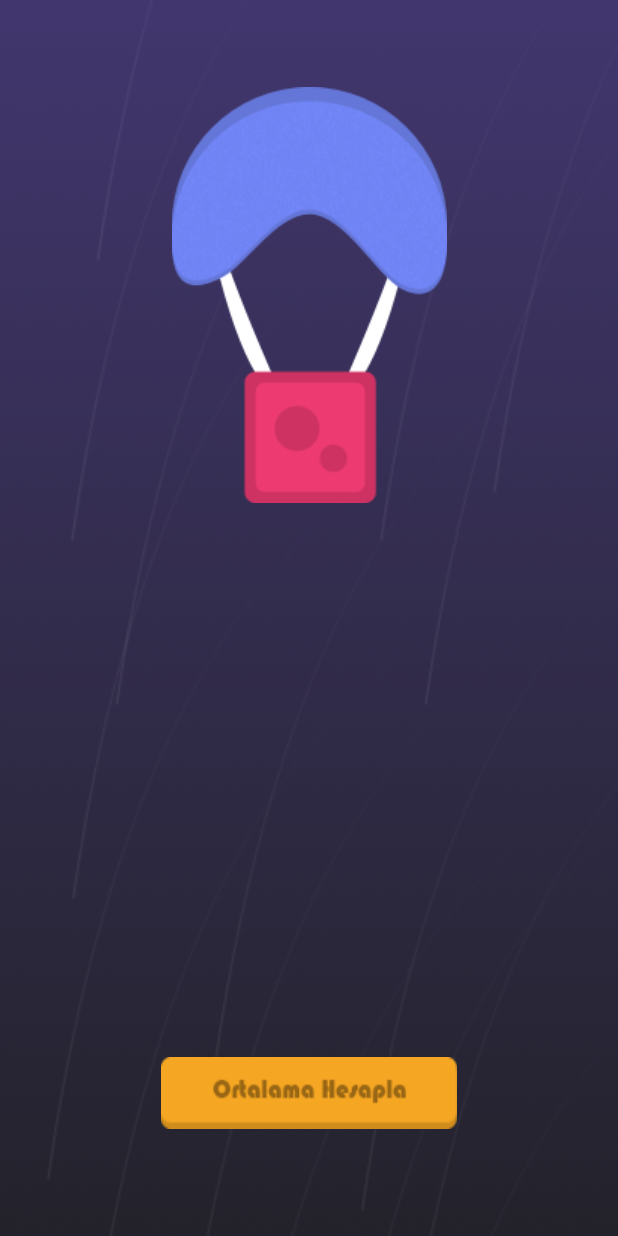
After one commit to emrealtunbilek/ortalamahesapla, an Android app: the layout activity_splash.xml on its own in the app's theme, with its tools: preview values and no code run, on a phone screen of 412 x 824 dp. The commit adds this screen. Run offline under Robolectric (Android 15) with nearby library versions, the phone set to English and light mode, and no system bars.

Commit message:
9 splash ekran oluşturuldu ve de animasyonlar eklendi

```diff
--- a/app/src/main/AndroidManifest.xml
+++ b/app/src/main/AndroidManifest.xml
@@ -9,12 +9,14 @@
         android:roundIcon="@mipmap/ic_launcher_round"
         android:supportsRtl="true"
         android:theme="@style/AppTheme">
-        <activity android:name=".MainActivity">
+        <activity android:name=".MainActivity"></activity>
+        <activity android:name=".ActivitySplash">
+
             <intent-filter>
                 <action android:name="android.intent.action.MAIN" />
-
                 <category android:name="android.intent.category.LAUNCHER" />
             </intent-filter>
+
         </activity>
     </application>
 
--- /dev/null
+++ b/app/src/main/java/com/emrealtunbilek/ortalamahesapla/Dersler.kt
@@ -0,0 +1,6 @@
+package com.emrealtunbilek.ortalamahesapla
+
+/**
+ * Created by Emre on 16.12.2017.
+ */
+data class Dersler(var dersAdi:String, var dersKredi:String, var dersHarfNot : String) {}
--- /dev/null
+++ b/app/src/main/res/anim/asagidangelenbuton.xml
@@ -0,0 +1,6 @@
+<?xml version="1.0" encoding="utf-8"?>
+<set xmlns:android="http://schemas.android.com/apk/res/android">
+
+    <translate android:fromYDelta="100%p" android:toYDelta="0%p" android:duration="2000"></translate>
+
+</set>
--- /dev/null
+++ b/app/src/main/res/anim/yukaridangelenbalon.xml
@@ -0,0 +1,6 @@
+<?xml version="1.0" encoding="utf-8"?>
+<set xmlns:android="http://schemas.android.com/apk/res/android">
+
+    <translate android:toYDelta="0%p" android:fromYDelta="-100%p" android:duration="2000"></translate>
+
+</set>
--- /dev/null
+++ b/app/src/main/res/layout/activity_splash.xml
@@ -0,0 +1,28 @@
+<?xml version="1.0" encoding="utf-8"?>
+<android.support.constraint.ConstraintLayout xmlns:android="http://schemas.android.com/apk/res/android"
+    xmlns:app="http://schemas.android.com/apk/res-auto"
+    xmlns:tools="http://schemas.android.com/tools"
+    android:layout_width="match_parent"
+    android:layout_height="match_parent"
+    android:background="@drawable/bg">
+
+    <ImageView
+        android:id="@+id/imgBalon"
+        android:layout_width="wrap_content"
+        android:layout_height="wrap_content"
+        android:layout_marginTop="58dp"
+        app:layout_constraintEnd_toEndOf="parent"
+        app:layout_constraintStart_toStartOf="parent"
+        app:layout_constraintTop_toTopOf="parent"
+        app:srcCompat="@drawable/ballon" />
+
+    <Button
+        android:id="@+id/btnOrtalamaHesaplaAnim"
+        android:layout_width="wrap_content"
+        android:layout_height="wrap_content"
+        android:layout_marginBottom="71dp"
+        android:background="@drawable/btnorthesap"
+        app:layout_constraintBottom_toBottomOf="parent"
+        app:layout_constraintEnd_toEndOf="parent"
+        app:layout_constraintStart_toStartOf="parent" />
+</android.support.constraint.ConstraintLayout>
--- a/app/src/main/res/layout/yeni_ders_layout.xml
+++ b/app/src/main/res/layout/yeni_ders_layout.xml
@@ -14,6 +14,7 @@
         android:layout_marginStart="8dp"
         android:layout_marginTop="8dp"
         android:backgroundTint="@android:color/transparent"
+        android:popupBackground="@color/colorAccent"
         android:textColor="@android:color/white"
         app:layout_constraintEnd_toStartOf="@+id/btnDersSil"
         app:layout_constraintStart_toStartOf="parent"
@@ -53,7 +54,7 @@
         android:layout_height="64dp"
         android:layout_marginEnd="8dp"
         android:layout_marginTop="8dp"
-        android:background="@drawable/btnsub"
+        android:background="@drawable/sub_btn"
         app:layout_constraintEnd_toEndOf="parent"
         app:layout_constraintTop_toTopOf="parent" />
 
```
Also changed, not shown: app/src/main/java/com/emrealtunbilek/ortalamahesapla/ActivitySplash.kt (added, +34 -0 lines), app/src/main/res/anim/asagigidenbuton.xml (added, +7 -0 lines), app/src/main/res/anim/yukariyagidenbalon.xml (added, +7 -0 lines), app/src/main/res/drawable/ballon.png (added), app/src/main/res/drawable/bg.png (added), app/src/main/res/drawable/btnadd.png (added), app/src/main/res/drawable/btnorthesap.png (added), app/src/main/res/drawable/hesapla_btn.png (added), app/src/main/res/drawable/sub_btn.png (added).
